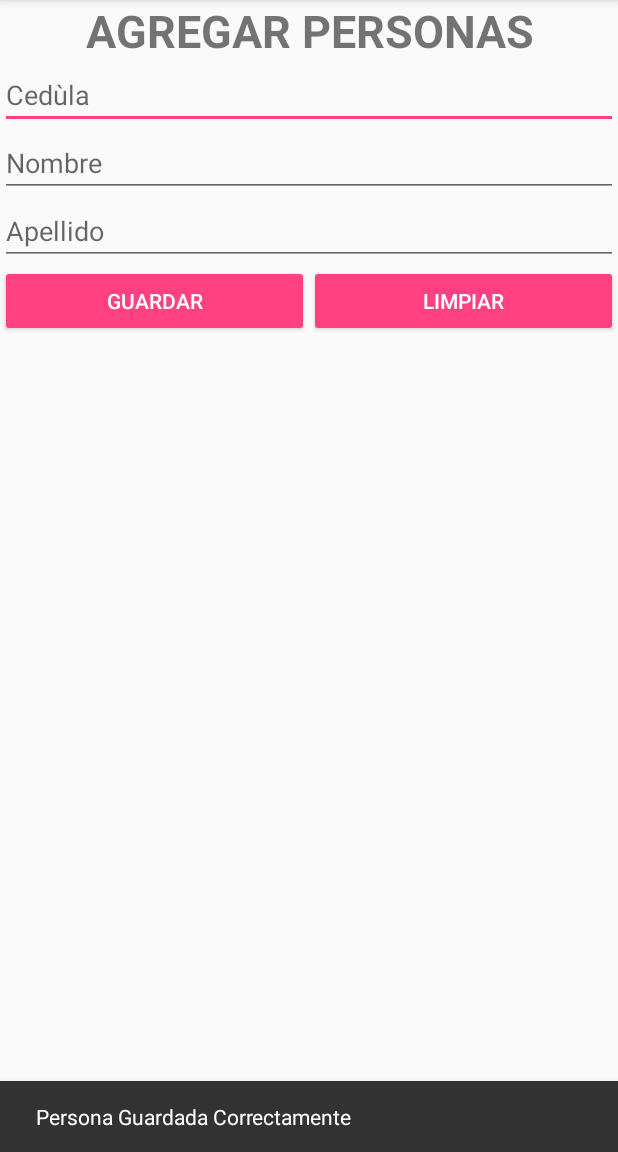
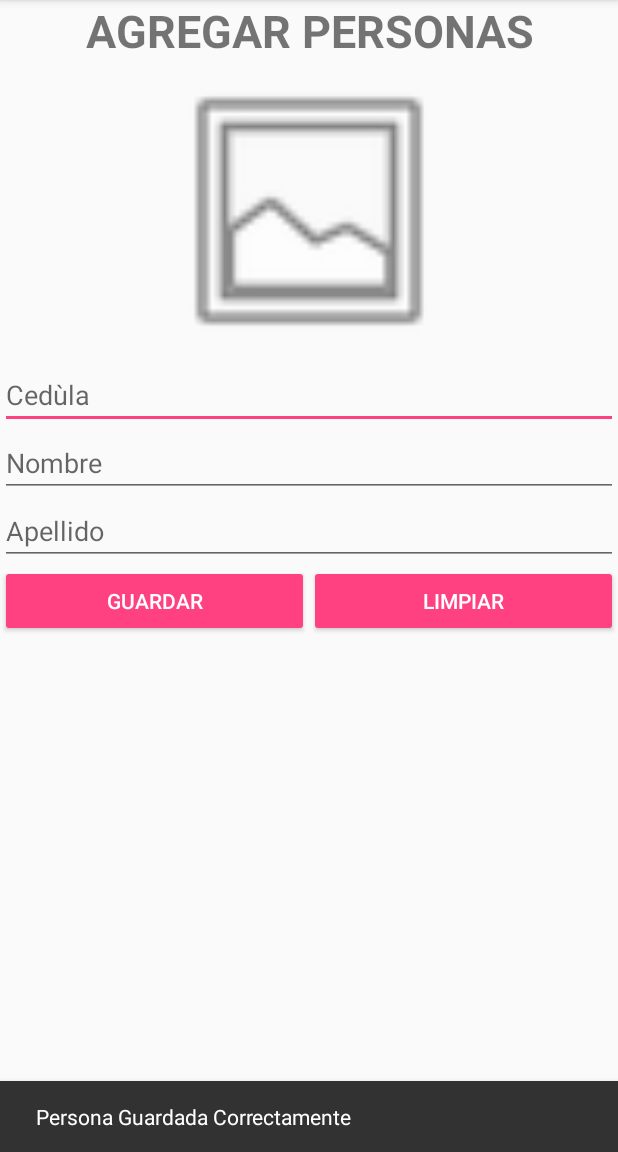
Before and after one commit to YuriQuintero5/Personal_Material, an Android app: the AgregarPersonas screen opened directly, with no data from a screen before it, after a tap on "GUARDAR", on a phone screen of 412 x 824 dp, the part 84-1236 px from its top. Run offline under Robolectric (Android 15) with nearby library versions, the phone set to English and light mode, and no system bars; our stand-ins replace Firebase (no records; nobody signed in at launch, a user with empty details on screens opened directly).

```diff
--- a/app/build.gradle
+++ b/app/build.gradle
@@ -36,6 +36,9 @@ dependencies {
     implementation 'com.github.clans:fab:1.6.4'
     implementation 'com.google.firebase:firebase-database:16.0.4'
     implementation 'com.google.firebase:firebase-invites:16.0.4'
+    implementation 'com.google.firebase:firebase-storage:16.0.4'
+    implementation 'com.google.firebase:firebase-auth:16.0.5'
+    implementation 'com.squareup.picasso:picasso:2.71828'
     testImplementation 'junit:junit:4.12'
     androidTestImplementation 'androidx.test.ext:junit:1.1.1'
     androidTestImplementation 'androidx.test.espresso:espresso-core:3.2.0'
--- a/app/src/main/AndroidManifest.xml
+++ b/app/src/main/AndroidManifest.xml
@@ -1,6 +1,8 @@
 <?xml version="1.0" encoding="utf-8"?>
 <manifest xmlns:android="http://schemas.android.com/apk/res/android"
     package="com.example.persona_material">
+    <uses-permission android:name="android.permission.INTERNET" />
+    <uses-permission android:name="android.permission.READ_EXTERNAL_STORAGE" />
 
     <application
         android:allowBackup="true"
--- a/app/src/main/java/com/example/persona_material/AgregarPersonas.java
+++ b/app/src/main/java/com/example/persona_material/AgregarPersonas.java
@@ -4,12 +4,19 @@ import androidx.appcompat.app.AppCompatActivity;
 
 import android.content.Context;
 import android.content.Intent;
+import android.net.Uri;
 import android.os.Bundle;
 import android.view.View;
 import android.view.inputmethod.InputMethodManager;
 import android.widget.EditText;
+import android.widget.ImageView;
 
+import com.google.android.gms.auth.api.signin.internal.Storage;
+import com.google.android.gms.tasks.Task;
 import com.google.android.material.snackbar.Snackbar;
+import com.google.firebase.storage.FirebaseStorage;
+import com.google.firebase.storage.StorageReference;
+import com.google.firebase.storage.UploadTask;
 
 import java.util.ArrayList;
 import java.util.Random;
@@ -17,6 +24,9 @@ import java.util.Random;
 public class AgregarPersonas extends AppCompatActivity {
     private ArrayList<Integer> fotos;
     private EditText cedula, nombre, apellido;
+    private StorageReference storageReference;
+    private Uri uri;
+    private ImageView foto;
 
     @Override
     protected void onCreate(Bundle savedInstanceState) {
@@ -26,11 +36,15 @@ public class AgregarPersonas extends AppCompatActivity {
         cedula = findViewById(R.id.txtCedula);
         nombre = findViewById(R.id.txtNombre);
         apellido = findViewById(R.id.txtApellido);
-
+        foto = findViewById(R.id.imgFotoSeleccionada);
         fotos = new ArrayList<>();
         fotos.add(R.drawable.images);
         fotos.add(R.drawable.images2);
         fotos.add(R.drawable.images3);
+
+        storageReference = FirebaseStorage.getInstance().getReference();
+
+
     }
 
     public void guardar(View v){
@@ -45,10 +59,19 @@ public class AgregarPersonas extends AppCompatActivity {
         id = Datos.getId();
         persona = new Persona(ced, nom, apell, foto, id);
         persona.guardar();
+        subir_fotos(id);
         limpiar();
         imp.hideSoftInputFromWindow(cedula.getWindowToken(), 0);//para qu el teclado se baje
         Snackbar.make(v, getString(R.string.mensaje_guardado_correcto), Snackbar.LENGTH_LONG).show();
     }
+
+    public void subir_fotos(String id){
+        StorageReference child = storageReference.child(id);
+        //Uri uri = Uri.parse("android.resourse://"+R.class.getPackage().getName()+"/"+foto);
+        UploadTask uploadTask = child.putFile(uri);
+    }
+
+
 
     public void limpiar(View V){
         limpiar();
@@ -73,4 +96,21 @@ public class AgregarPersonas extends AppCompatActivity {
         Intent i = new Intent(AgregarPersonas.this, MainActivity.class);
         startActivity(i);
     }
+
+    public void seleccionar_foto(View v){
+        Intent i = new Intent();
+        i.setType("image/*");
+        i.setAction(Intent.ACTION_GET_CONTENT);
+        startActivityForResult(Intent.createChooser(i,"Selecciona Foto"),1);
+    }
+
+    protected void onActivityResult(int requesCode, int resultCode, Intent data){
+        super.onActivityResult(requesCode, resultCode, data);
+        if (requesCode == 1){
+            uri = data.getData();
+            if (uri != null){
+                foto.setImageURI(uri);
+            }
+        }
+    }
 }
--- a/app/src/main/java/com/example/persona_material/Persona.java
+++ b/app/src/main/java/com/example/persona_material/Persona.java
@@ -14,13 +14,13 @@ public class Persona {
         this.Apellido = Apellido;
         this.Foto = Foto;
     }
-
-
     public String getId() {
         return id;
     }
 
+    public Persona(){
 
+    }
 
     public Persona (String Cedula, String Nombre, String Apellido, int Foto, String id){
         this.Cedula = Cedula;
--- a/app/src/main/res/layout/activity_agregar_personas.xml
+++ b/app/src/main/res/layout/activity_agregar_personas.xml
@@ -15,6 +15,14 @@
         android:text="@string/tituloagregar"
         android:textSize="30sp"
         android:textStyle="bold" />
+
+    <ImageView
+        android:id="@+id/imgFotoSeleccionada"
+        android:layout_width="200dp"
+        android:layout_height="200dp"
+        android:layout_gravity="center"
+        android:onClick="seleccionar_foto"
+        app:srcCompat="@android:drawable/ic_menu_gallery" />
 
     <EditText
         android:id="@+id/txtCedula"
--- a/app/src/main/res/layout/item_pesona.xml
+++ b/app/src/main/res/layout/item_pesona.xml
@@ -19,7 +19,6 @@
                 android:id="@+id/imgFoto"
                 android:layout_width="96dp"
                 android:layout_height="96dp"
-                android:src="@drawable/images"
                 app:civ_border_color="#FF000000"
                 app:civ_border_width="2dp" />
 
```
Also changed, not shown: app/src/main/java/com/example/persona_material/AdaptadorPersona.java (+18 -2 lines), app/src/main/java/com/example/persona_material/Datos.java (+14 -10 lines), app/src/main/java/com/example/persona_material/DetallePersona.java (+24 -4 lines), app/src/main/java/com/example/persona_material/MainActivity.java (+38 -5 lines), app/src/main/res/layout/activity_detalle_persona.xml (+6 -5 lines).
